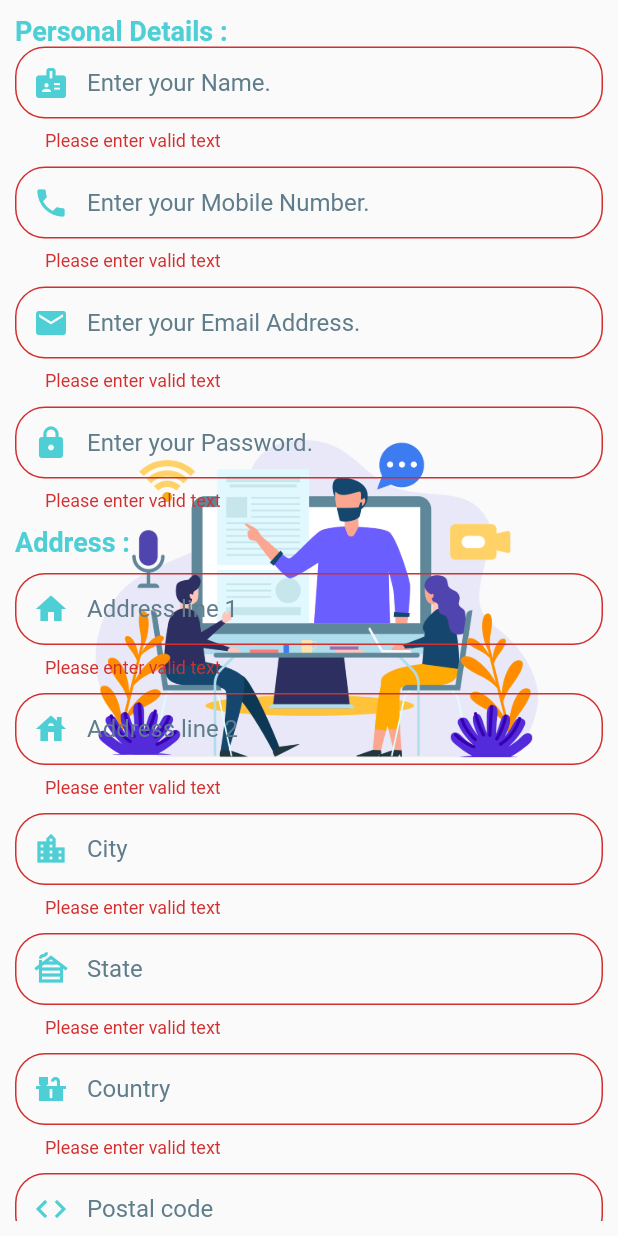
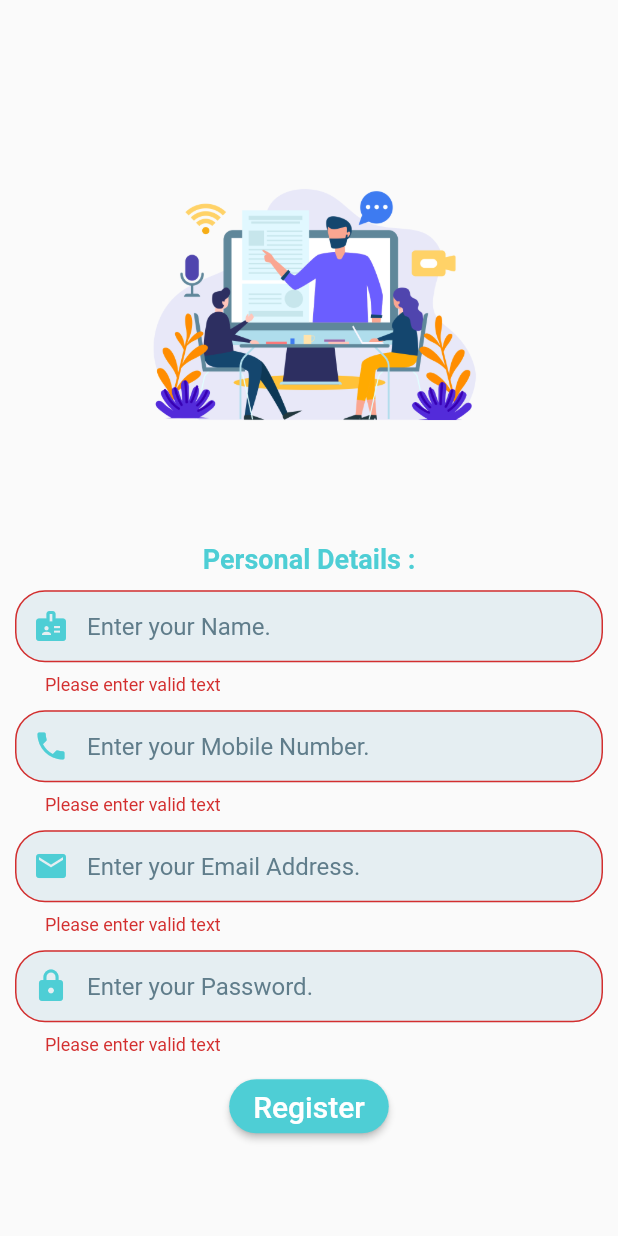
Before and after one commit to JohnNixon6972/Property_app, a Flutter app: the register screen opened by its route, after a tap on "Register", on a phone screen of 412 x 824 dp. Run offline on Flutter 3.47's test engine with Material 2 defaults, Android fonts, the phone set to English and light mode, and no system bars; our stand-ins replace firebase_auth, firebase_core, modal_progress_hud_nsn; accounts and stored records are empty.

Commit message:
Updated Register

```diff
--- a/lib/constants.dart
+++ b/lib/constants.dart
@@ -22,6 +22,8 @@ const kTextFieldDecoration = InputDecoration(
   ),
   // fillColor: Color(0XFF4ECED5),
   // hoverColor: Colors.lightBlueAccent,
+  fillColor: Color.fromARGB(255, 229, 238, 242),
+  filled: true,
   border: OutlineInputBorder(
     borderRadius: BorderRadius.all(Radius.circular(20.0)),
     borderSide: BorderSide(color: Color(0XFF4ECED5), width: 1.0),
--- a/lib/screens/register.dart
+++ b/lib/screens/register.dart
@@ -1,7 +1,6 @@
 import 'package:flutter/material.dart';
 import 'package:firebase_auth/firebase_auth.dart';
 import 'package:firebase_core/firebase_core.dart';
-import 'package:modal_progress_hud_nsn/modal_progress_hud_nsn.dart';
 import 'package:property_app/constants.dart';
 import 'package:property_app/screens/login.dart';
 
@@ -13,7 +12,6 @@ class register extends StatefulWidget {
 }
 
 class _registerState extends State<register> {
-
   final _formKey = GlobalKey<FormState>();
 
   final _auth = FirebaseAuth.instance;
@@ -33,32 +31,32 @@ class _registerState extends State<register> {
   Widget build(BuildContext context) {
     return SafeArea(
       child: Scaffold(
-        body: Container(
-          height: double.infinity,
-          width: double.infinity,
-          decoration: BoxDecoration(
-            image: DecorationImage(
-              image: AssetImage(
-                "images/try11.png",
-              ),
-              fit: BoxFit.contain,
-              opacity: 400,
-            ),
-          ),
-          child: SizedBox(
-            child: Form(
+        body: Form(
           key: _formKey,
           child: Padding(
             padding: EdgeInsets.all(10),
-                child: SingleChildScrollView(
             child: Column(
               mainAxisAlignment: MainAxisAlignment.center,
-                    crossAxisAlignment: CrossAxisAlignment.stretch,
+              crossAxisAlignment: CrossAxisAlignment.center,
               children: <Widget>[
+                Flexible(
+                  child: Hero(
+                    tag: 'logo',
+                    child: Container(
+                      height: 300,
+                      child: Image.asset(
+                        'images/try11.png',
+                      ),
+                    ),
+                  ),
+                ),
                 Text(
                   "Personal Details :",
                   style: kTextTitleStyle.copyWith(fontSize: 18),
                   textAlign: TextAlign.left,
+                ),
+                SizedBox(
+                  height: 10,
                 ),
                 TextFormField(
                   keyboardType: TextInputType.name,
@@ -75,8 +73,7 @@ class _registerState extends State<register> {
                   },
                   decoration: kTextFieldDecoration.copyWith(
                     hintText: 'Enter your Name.',
-                          prefixIcon:
-                              Icon(Icons.badge, color: Color(0XFF4ECED5)),
+                    prefixIcon: Icon(Icons.badge, color: Color(0XFF4ECED5)),
                   ),
                 ),
                 SizedBox(
@@ -97,8 +94,7 @@ class _registerState extends State<register> {
                   },
                   decoration: kTextFieldDecoration.copyWith(
                     hintText: 'Enter your Mobile Number.',
-                          prefixIcon:
-                              Icon(Icons.phone, color: Color(0XFF4ECED5)),
+                    prefixIcon: Icon(Icons.phone, color: Color(0XFF4ECED5)),
                   ),
                 ),
                 SizedBox(
@@ -119,8 +115,7 @@ class _registerState extends State<register> {
                   },
                   decoration: kTextFieldDecoration.copyWith(
                     hintText: 'Enter your Email Address.',
-                          prefixIcon:
-                              Icon(Icons.email, color: Color(0XFF4ECED5)),
+                    prefixIcon: Icon(Icons.email, color: Color(0XFF4ECED5)),
                   ),
                 ),
                 SizedBox(
@@ -141,153 +136,152 @@ class _registerState extends State<register> {
                   },
                   decoration: kTextFieldDecoration.copyWith(
                     hintText: 'Enter your Password.',
-                          prefixIcon:
-                              Icon(Icons.lock, color: Color(0XFF4ECED5)),
+                    prefixIcon: Icon(Icons.lock, color: Color(0XFF4ECED5)),
                   ),
                 ),
                 SizedBox(
                   height: 10,
                 ),
-                      Text(
-                        "Address :",
-                        style: kTextTitleStyle.copyWith(fontSize: 18),
-                        textAlign: TextAlign.left,
-                      ),
-                      SizedBox(
-                        height: 10,
-                      ),
-                      TextFormField(
-                        keyboardType: TextInputType.streetAddress,
-                        textAlign: TextAlign.left,
-                        style: TextStyle(color: Colors.blue.shade900),
-                        validator: (value) {
-                          if (value == null || value.isEmpty) {
-                            return 'Please enter valid text';
-                          } else {
-                            addressLine1 = value;
-                          }
+                // Text(
+                //   "Address :",
+                //   style: kTextTitleStyle.copyWith(fontSize: 18),
+                //   textAlign: TextAlign.left,
+                // ),
+                // SizedBox(
+                //   height: 10,
+                // ),
+                // TextFormField(
+                //   keyboardType: TextInputType.streetAddress,
+                //   textAlign: TextAlign.left,
+                //   style: TextStyle(color: Colors.blue.shade900),
+                //   validator: (value) {
+                //     if (value == null || value.isEmpty) {
+                //       return 'Please enter valid text';
+                //     } else {
+                //       addressLine1 = value;
+                //     }
 
-                          return null;
-                        },
-                        decoration: kTextFieldDecoration.copyWith(
-                          hintText: 'Address line 1',
-                          prefixIcon:
-                              Icon(Icons.home, color: Color(0XFF4ECED5)),
-                        ),
-                      ),
-                      SizedBox(
-                        height: 10,
-                      ),
-                      TextFormField(
-                        keyboardType: TextInputType.streetAddress,
-                        textAlign: TextAlign.left,
-                        style: TextStyle(color: Colors.blue.shade900),
-                        validator: (value) {
-                          if (value == null || value.isEmpty) {
-                            return 'Please enter valid text';
-                          } else {
-                            addressLine2 = value;
-                          }
+                //     return null;
+                //   },
+                //   decoration: kTextFieldDecoration.copyWith(
+                //     hintText: 'Address line 1',
+                //     prefixIcon:
+                //         Icon(Icons.home, color: Color(0XFF4ECED5)),
+                //   ),
+                // ),
+                // SizedBox(
+                //   height: 10,
+                // ),
+                // TextFormField(
+                //   keyboardType: TextInputType.streetAddress,
+                //   textAlign: TextAlign.left,
+                //   style: TextStyle(color: Colors.blue.shade900),
+                //   validator: (value) {
+                //     if (value == null || value.isEmpty) {
+                //       return 'Please enter valid text';
+                //     } else {
+                //       addressLine2 = value;
+                //     }
 
-                          return null;
-                        },
-                        decoration: kTextFieldDecoration.copyWith(
-                          hintText: 'Address line 2',
-                          prefixIcon:
-                              Icon(Icons.house, color: Color(0XFF4ECED5)),
-                        ),
-                      ),
-                      SizedBox(
-                        height: 10,
-                      ),
-                      TextFormField(
-                        keyboardType: TextInputType.streetAddress,
-                        textAlign: TextAlign.left,
-                        style: TextStyle(color: Colors.blue.shade900),
-                        validator: (value) {
-                          if (value == null || value.isEmpty) {
-                            return 'Please enter valid text';
-                          } else {
-                            city = value;
-                          }
+                //     return null;
+                //   },
+                //   decoration: kTextFieldDecoration.copyWith(
+                //     hintText: 'Address line 2',
+                //     prefixIcon:
+                //         Icon(Icons.house, color: Color(0XFF4ECED5)),
+                //   ),
+                // ),
+                // SizedBox(
+                //   height: 10,
+                // ),
+                // TextFormField(
+                //   keyboardType: TextInputType.streetAddress,
+                //   textAlign: TextAlign.left,
+                //   style: TextStyle(color: Colors.blue.shade900),
+                //   validator: (value) {
+                //     if (value == null || value.isEmpty) {
+                //       return 'Please enter valid text';
+                //     } else {
+                //       city = value;
+                //     }
 
-                          return null;
-                        },
-                        decoration: kTextFieldDecoration.copyWith(
-                          hintText: 'City',
-                          prefixIcon: Icon(Icons.location_city,
-                              color: Color(0XFF4ECED5)),
-                        ),
-                      ),
-                      SizedBox(
-                        height: 10,
-                      ),
-                      TextFormField(
-                        keyboardType: TextInputType.streetAddress,
-                        textAlign: TextAlign.left,
-                        style: TextStyle(color: Colors.blue.shade900),
-                        validator: (value) {
-                          if (value == null || value.isEmpty) {
-                            return 'Please enter valid text';
-                          } else {
-                            state = value;
-                          }
+                //     return null;
+                //   },
+                //   decoration: kTextFieldDecoration.copyWith(
+                //     hintText: 'City',
+                //     prefixIcon: Icon(Icons.location_city,
+                //         color: Color(0XFF4ECED5)),
+                //   ),
+                // ),
+                // SizedBox(
+                //   height: 10,
+                // ),
+                // TextFormField(
+                //   keyboardType: TextInputType.streetAddress,
+                //   textAlign: TextAlign.left,
+                //   style: TextStyle(color: Colors.blue.shade900),
+                //   validator: (value) {
+                //     if (value == null || value.isEmpty) {
+                //       return 'Please enter valid text';
+                //     } else {
+                //       state = value;
+                //     }
 
-                          return null;
-                        },
-                        decoration: kTextFieldDecoration.copyWith(
-                          hintText: 'State',
-                          prefixIcon:
-                              Icon(Icons.cabin, color: Color(0XFF4ECED5)),
-                        ),
-                      ),
-                      SizedBox(
-                        height: 10,
-                      ),
-                      TextFormField(
-                        keyboardType: TextInputType.streetAddress,
-                        textAlign: TextAlign.left,
-                        style: TextStyle(color: Colors.blue.shade900),
-                        validator: (value) {
-                          if (value == null || value.isEmpty) {
-                            return 'Please enter valid text';
-                          } else {
-                            country = value;
-                          }
+                //     return null;
+                //   },
+                //   decoration: kTextFieldDecoration.copyWith(
+                //     hintText: 'State',
+                //     prefixIcon:
+                //         Icon(Icons.cabin, color: Color(0XFF4ECED5)),
+                //   ),
+                // ),
+                // SizedBox(
+                //   height: 10,
+                // ),
+                // TextFormField(
+                //   keyboardType: TextInputType.streetAddress,
+                //   textAlign: TextAlign.left,
+                //   style: TextStyle(color: Colors.blue.shade900),
+                //   validator: (value) {
+                //     if (value == null || value.isEmpty) {
+                //       return 'Please enter valid text';
+                //     } else {
+                //       country = value;
+                //     }
 
-                          return null;
-                        },
-                        decoration: kTextFieldDecoration.copyWith(
-                          hintText: 'Country',
-                          prefixIcon:
-                              Icon(Icons.countertops, color: Color(0XFF4ECED5)),
-                        ),
-                      ),
-                      SizedBox(
-                        height: 10,
-                      ),
-                      TextFormField(
-                        keyboardType: TextInputType.streetAddress,
-                        textAlign: TextAlign.left,
-                        style: TextStyle(color: Colors.blue.shade900),
-                        validator: (value) {
-                          if (value == null || value.isEmpty) {
-                            return 'Please enter valid text';
-                          } else {
-                            postalCode = value;
-                          }
+                //     return null;
+                //   },
+                //   decoration: kTextFieldDecoration.copyWith(
+                //     hintText: 'Country',
+                //     prefixIcon:
+                //         Icon(Icons.countertops, color: Color(0XFF4ECED5)),
+                //   ),
+                // ),
+                // SizedBox(
+                //   height: 10,
+                // ),
+                // TextFormField(
+                //   keyboardType: TextInputType.streetAddress,
+                //   textAlign: TextAlign.left,
+                //   style: TextStyle(color: Colors.blue.shade900),
+                //   validator: (value) {
+                //     if (value == null || value.isEmpty) {
+                //       return 'Please enter valid text';
+                //     } else {
+                //       postalCode = value;
+                //     }
 
-                          return null;
-                        },
-                        decoration: kTextFieldDecoration.copyWith(
-                          hintText: 'Postal code',
-                          prefixIcon:
-                              Icon(Icons.code, color: Color(0XFF4ECED5)),
-                        ),
-                      ),
-                      SizedBox(
-                        height: 10,
-                      ),
+                //     return null;
+                //   },
+                //   decoration: kTextFieldDecoration.copyWith(
+                //     hintText: 'Postal code',
+                //     prefixIcon:
+                //         Icon(Icons.code, color: Color(0XFF4ECED5)),
+                //   ),
+                // ),
+                // SizedBox(
+                //   height: 10,
+                // ),
                 ElevatedButton(
                   onPressed: () async {
                     // Validate returns true if the form is valid, or false otherwise.
@@ -346,9 +340,20 @@ class _registerState extends State<register> {
           ),
         ),
       ),
-          ),
-        ),
-      ),
     );
   }
 }
+
+// Container(
+//           height: double.infinity,
+//           width: double.infinity,
+//           decoration: BoxDecoration(
+//             image: DecorationImage(
+//               image: AssetImage(
+//                 "images/try11.png",
+//               ),
+//               fit: BoxFit.contain,
+//               // opacity: 400,
+//             ),
+//           ),
+// )
```
Lines whose indentation alone changed are shown as unchanged.
